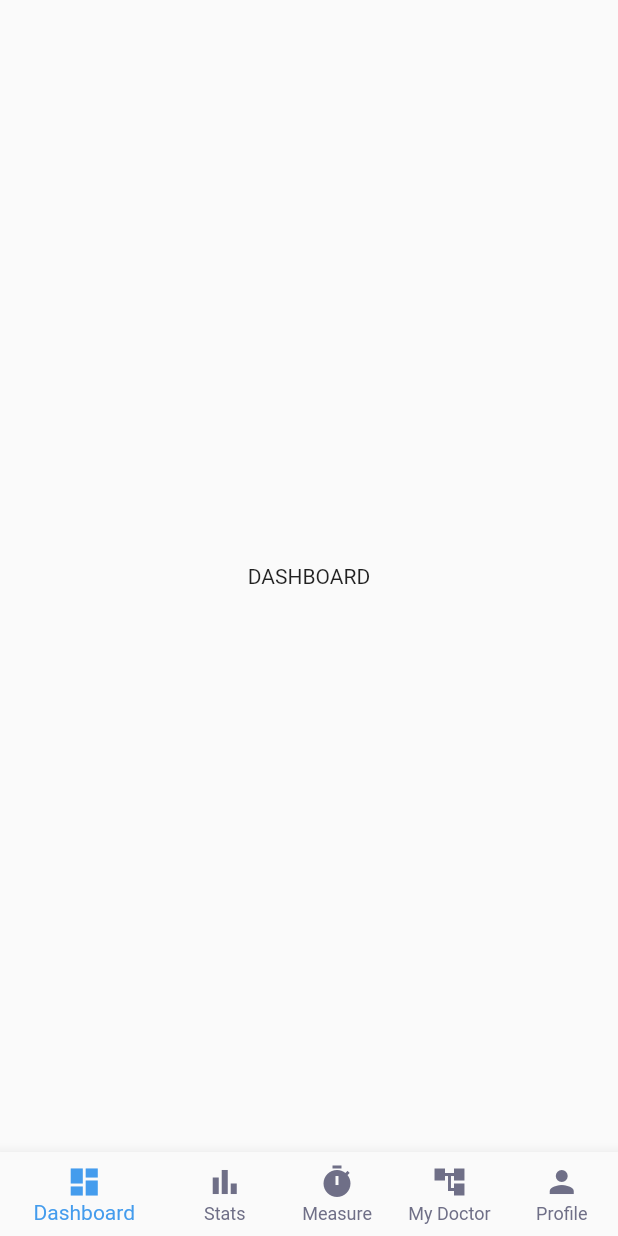
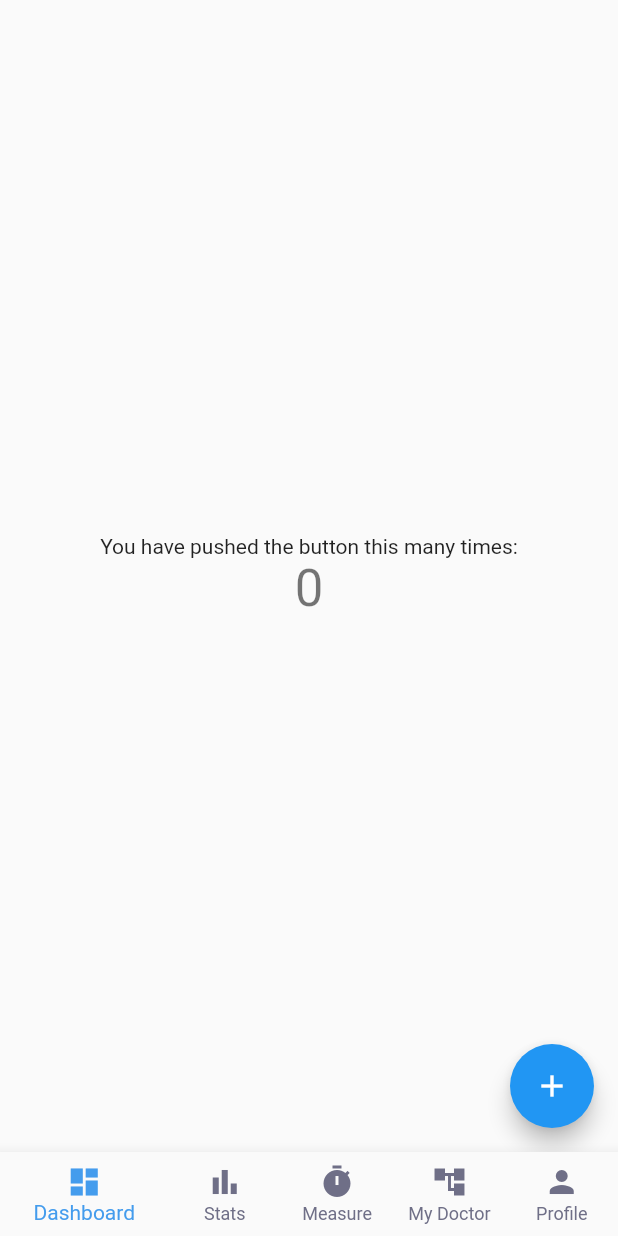
Before and after one commit to cuongtruonglevan/flutter_test_run, a Flutter app: the screen it shows after launch, on a phone screen of 412 x 824 dp. Run offline on Flutter 3.47's test engine with Material 2 defaults, Android fonts, the phone set to English and light mode, and no system bars; our stand-ins replace fl_chart, get.

```diff
--- a/lib/app/screens/dashboard_screen/dashboard_screen.dart
+++ b/lib/app/screens/dashboard_screen/dashboard_screen.dart
@@ -1,17 +1,40 @@
 import 'package:flutter/material.dart';
 
-class DashboardScreen extends StatelessWidget {
+class DashboardScreen extends StatefulWidget {
+  @override
+  _DashboardScreenState createState() => _DashboardScreenState();
+}
+
+class _DashboardScreenState extends State<DashboardScreen> {
+  int _counter = 0;
+
+  void _incrementCounter() {
+    setState(() {
+      _counter++;
+    });
+  }
+
   @override
   Widget build(BuildContext context) {
     return Scaffold(
-      body: _buildBody(context),
-    );
-  }
-
-  Widget _buildBody(BuildContext context) {
-    return Container(
-      child: Center(
-        child: Text('DASHBOARD'),
+      body: Center(
+        child: Column(
+          mainAxisAlignment: MainAxisAlignment.center,
+          children: <Widget>[
+            Text(
+              'You have pushed the button this many times:',
+            ),
+            Text(
+              '$_counter',
+              style: Theme.of(context).textTheme.headline4,
+            ),
+          ],
+        ),
+      ),
+      floatingActionButton: FloatingActionButton(
+        onPressed: _incrementCounter,
+        tooltip: 'Increment',
+        child: Icon(Icons.add),
       ),
     );
   }
```
Also changed, not shown: 1 other file.
